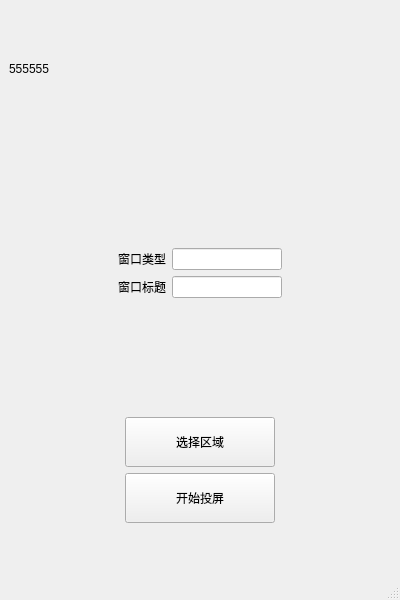
Before: the Qt Designer form src/ui/lztMain.ui in Eric76-Z/LZTool, drawn with Qt 5.
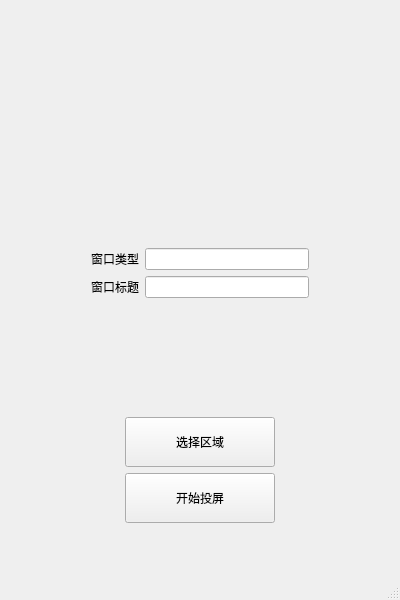
After: the same form once the commit is applied.

```diff
--- a/src/ui/lztMain.ui
+++ b/src/ui/lztMain.ui
@@ -32,12 +32,12 @@
          </size>
         </property>
         <property name="text">
-         <string>555555</string>
+         <string/>
         </property>
        </widget>
       </item>
       <item>
-       <layout class="QVBoxLayout" name="verticalLayout_2">
+       <layout class="QVBoxLayout" name="verticalLayout_2" stretch="1,3,3,1">
         <item>
          <spacer name="verticalSpacer">
           <property name="orientation">
@@ -52,7 +52,7 @@
          </spacer>
         </item>
         <item>
-         <layout class="QHBoxLayout" name="horizontalLayout_3">
+         <layout class="QHBoxLayout" name="horizontalLayout_3" stretch="2,1,4,2">
           <item>
            <spacer name="horizontalSpacer_5">
             <property name="orientation">
@@ -92,7 +92,7 @@
          </layout>
         </item>
         <item>
-         <layout class="QHBoxLayout" name="horizontalLayout_4">
+         <layout class="QHBoxLayout" name="horizontalLayout_4" stretch="2,1,4,2">
           <item>
            <spacer name="horizontalSpacer_7">
             <property name="orientation">
```
Left out of the diff: 2 changed lines with no effect on the pictures.
